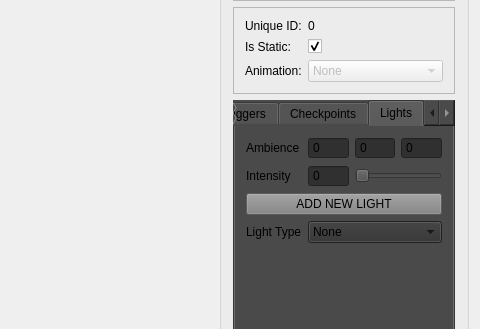
Above: SSPSolution/SSP_Editor/SSP_Editor.ui from Chringo/SSP before the change; both pictures show x 691 to 1171 and y 254 to 583 of the 1171 by 736 pixel window. Below: the same form after it.
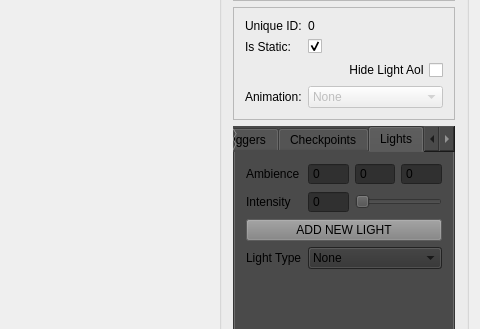
That is the form after the change.

Commit message: Added Hide LightBool checkbox and linked as it hsould

```diff
--- a/SSPSolution/SSP_Editor/SSP_Editor.ui
+++ b/SSPSolution/SSP_Editor/SSP_Editor.ui
@@ -525,7 +525,7 @@
             </property>
            </widget>
           </item>
-          <item row="2" column="1">
+          <item row="4" column="1">
            <widget class="QComboBox" name="animationBox">
             <property name="enabled">
              <bool>false</bool>
@@ -537,13 +537,23 @@
             </item>
            </widget>
           </item>
-          <item row="2" column="0">
+          <item row="4" column="0">
            <widget class="QLabel" name="ANIMTEXT">
             <property name="text">
              <string>Animation:</string>
             </property>
            </widget>
           </item>
+          <item row="3" column="0" colspan="2">
+           <widget class="QCheckBox" name="HideLight">
+            <property name="layoutDirection">
+             <enum>Qt::RightToLeft</enum>
+            </property>
+            <property name="text">
+             <string>Hide Light AoI</string>
+            </property>
+           </widget>
+          </item>
          </layout>
         </widget>
        </item>
```
Left out of the diff: 172 changed lines with no effect on the pictures. The commit also changes 4 other files.
